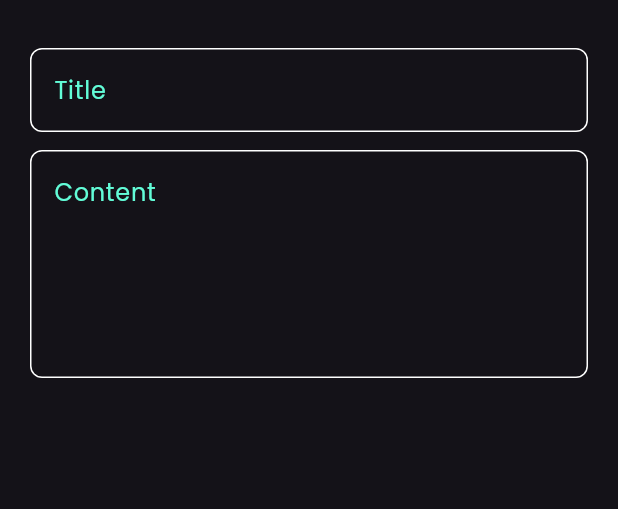
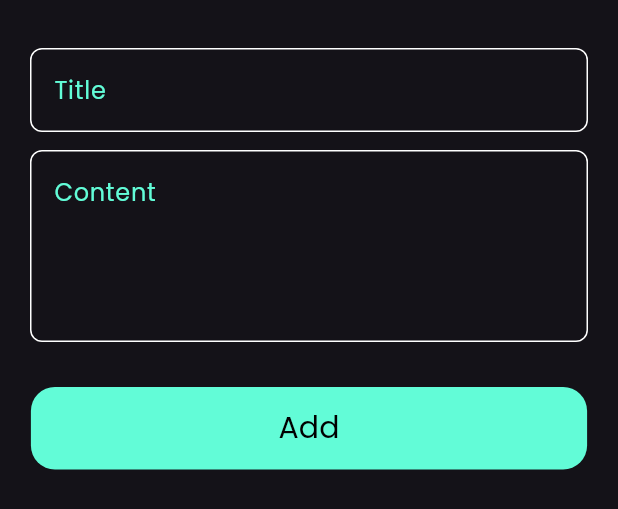
Before and after one commit to dyedhdexvdebcshgddjfsuhfdjgdhdsh/notes_app, a Flutter app: the AddNotesBottomSheet widget shown alone on an empty page, opened directly, on a phone screen of 412 x 824 dp. Shown: the top 509 px of the screen. Run offline on Flutter 3.47's test engine with Material 3 defaults, Android fonts, the phone set to English and light mode, and no system bars; our stand-ins replace font_awesome_flutter.

Commit message:
finsish add note Buttom Sheet

```diff
--- a/lib/views/widgets/add-note_bottomsheet.dart
+++ b/lib/views/widgets/add-note_bottomsheet.dart
@@ -1,5 +1,6 @@
 import 'package:flutter/material.dart';
 import 'package:notes_app/constants.dart';
+import 'package:notes_app/views/widgets/build_buttonaddnote_bottom_sheet.dart';
 
 class AddNotesBottomSheet extends StatelessWidget {
   const AddNotesBottomSheet({Key? key}) : super(key: key);
@@ -9,6 +10,7 @@ class AddNotesBottomSheet extends StatelessWidget {
     return Container(
       height: MediaQuery.sizeOf(context).height * 0.5,
       width: double.infinity,
+      child: SingleChildScrollView(
         child: Column(
           children: [
             SizedBox(
@@ -16,8 +18,16 @@ class AddNotesBottomSheet extends StatelessWidget {
             ),
             CustomTextField(hint: 'Title', maxLine: 1),
             SizedBox(height: 12),
-          CustomTextField(maxLine: 5, hint: 'Content')
+            CustomTextField(maxLine: 4, hint: 'Content'),
+            SizedBox(
+              height: 30,
+            ),
+            CustomButtonAddNote(),
+            SizedBox(
+              height: 10,
+            ),
           ],
+        ),
       ),
     );
   }
--- /dev/null
+++ b/lib/views/widgets/build_buttonaddnote_bottom_sheet.dart
@@ -0,0 +1,24 @@
+import 'package:flutter/material.dart';
+import 'package:notes_app/constants.dart';
+
+class CustomButtonAddNote extends StatelessWidget {
+  const CustomButtonAddNote({Key? key}) : super(key: key);
+
+  @override
+  Widget build(BuildContext context) {
+    return Container(
+      height: 55,
+      width: MediaQuery.of(context).size.width * 0.9,
+      decoration: BoxDecoration(
+        borderRadius: BorderRadius.circular(16),
+        color: kPrimaryColor,
+      ),
+      child: TextButton(
+          onPressed: () {},
+          child: Text(
+            'Add',
+            style: TextStyle(fontSize: 20, color: Colors.black),
+          )),
+    );
+  }
+}
```
Lines whose indentation alone changed are shown as unchanged.
